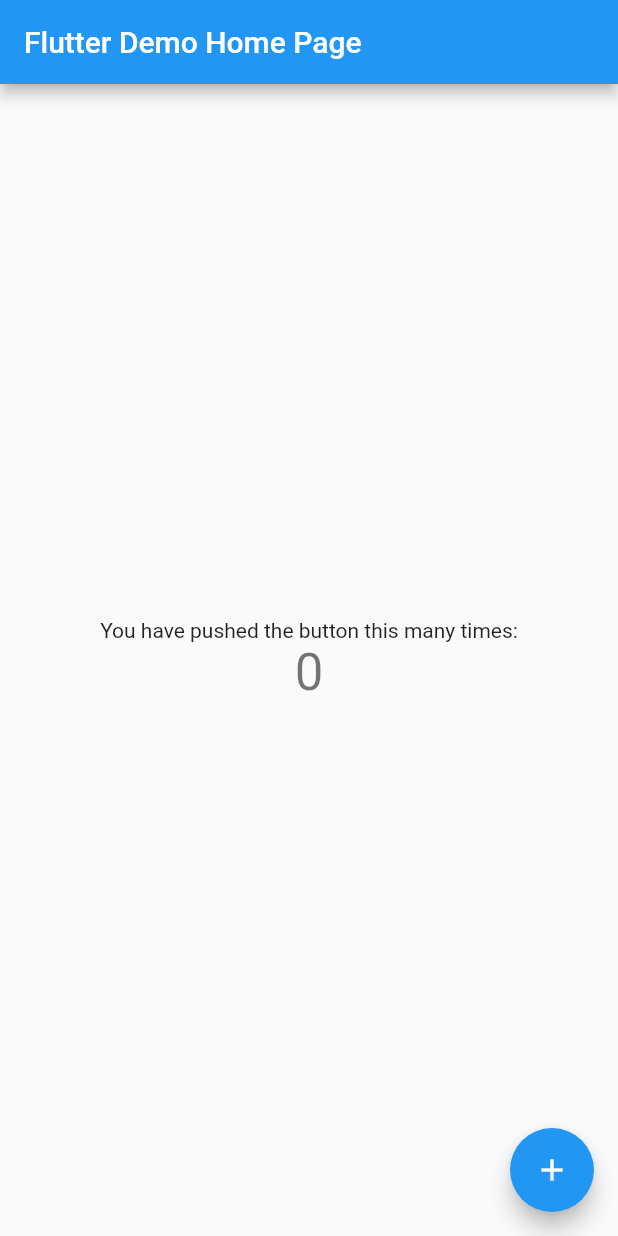
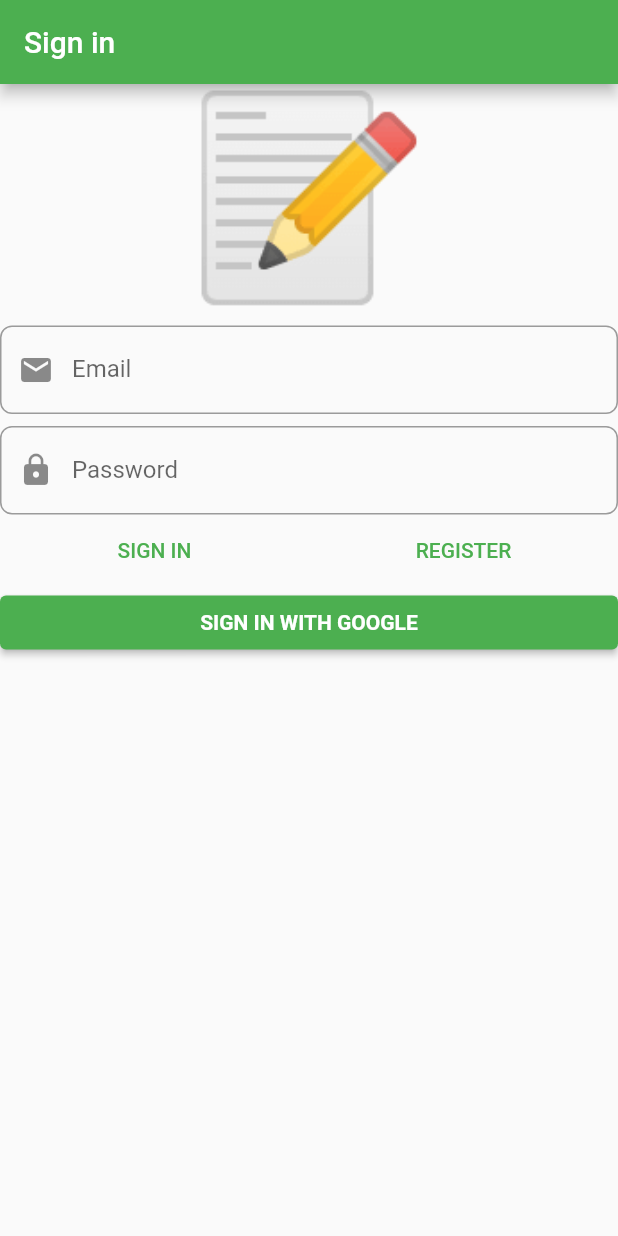
Before and after one commit to aliwaseem27/notes_ddd, a Flutter app: the screen it shows after launch, on a phone screen of 412 x 824 dp. Run offline on Flutter 3.47's test engine with Material 2 defaults, Android fonts, the phone set to English and light mode, and no system bars; our stand-ins replace bloc, dartz, firebase_auth, firebase_core, flutter_bloc, freezed_annotation and 3 more; accounts and stored records are empty.

Commit message:
add: sign in page

```diff
--- a/lib/main.dart
+++ b/lib/main.dart
@@ -1,119 +1,13 @@
+import 'package:firebase_core/firebase_core.dart';
 import 'package:flutter/material.dart';
 import 'package:injectable/injectable.dart';
 
 import 'package:notes_ddd/injection.dart';
+import 'package:notes_ddd/presentation/core/app_widget.dart';
 
-void main() {
+Future<void> main() async {
+  WidgetsFlutterBinding.ensureInitialized();
+  await Firebase.initializeApp();
   configureInjectable(Environment.prod);
-  runApp(const MyApp());
+  runApp(const AppWidget());
 }
-
-class MyApp extends StatelessWidget {
-  const MyApp({super.key});
-
-  // This widget is the root of your application.
-  @override
-  Widget build(BuildContext context) {
-    return MaterialApp(
-      title: 'Flutter Demo',
-      theme: ThemeData(
-        // This is the theme of your application.
-        //
-        // Try running your application with "flutter run". You'll see the
-        // application has a blue toolbar. Then, without quitting the app, try
-        // changing the primarySwatch below to Colors.green and then invoke
-        // "hot reload" (press "r" in the console where you ran "flutter run",
-        // or simply save your changes to "hot reload" in a Flutter IDE).
-        // Notice that the counter didn't reset back to zero; the application
-        // is not restarted.
-        primarySwatch: Colors.blue,
-      ),
-      home: const MyHomePage(title: 'Flutter Demo Home Page'),
-    );
-  }
-}
-
-class MyHomePage extends StatefulWidget {
-  const MyHomePage({super.key, required this.title});
-
-  // This widget is the home page of your application. It is stateful, meaning
-  // that it has a State object (defined below) that contains fields that affect
-  // how it looks.
-
-  // This class is the configuration for the state. It holds the values (in this
-  // case the title) provided by the parent (in this case the App widget) and
-  // used by the build method of the State. Fields in a Widget subclass are
-  // always marked "final".
-
-  final String title;
-
-  @override
-  State<MyHomePage> createState() => _MyHomePageState();
-}
-
-class _MyHomePageState extends State<MyHomePage> {
-  int _counter = 0;
-
-  void _incrementCounter() {
-    setState(() {
-      // This call to setState tells the Flutter framework that something has
-      // changed in this State, which causes it to rerun the build method below
-      // so that the display can reflect the updated values. If we changed
-      // _counter without calling setState(), then the build method would not be
-      // called again, and so nothing would appear to happen.
-      _counter++;
-    });
-  }
-
-  @override
-  Widget build(BuildContext context) {
-    // This method is rerun every time setState is called, for instance as done
-    // by the _incrementCounter method above.
-    //
-    // The Flutter framework has been optimized to make rerunning build methods
-    // fast, so that you can just rebuild anything that needs updating rather
-    // than having to individually change instances of widgets.
-    return Scaffold(
-      appBar: AppBar(
-        // Here we take the value from the MyHomePage object that was created by
-        // the App.build method, and use it to set our appbar title.
-        title: Text(widget.title),
-      ),
-      body: Center(
-        // Center is a layout widget. It takes a single child and positions it
-        // in the middle of the parent.
-        child: Column(
-          // Column is also a layout widget. It takes a list of children and
-          // arranges them vertically. By default, it sizes itself to fit its
-          // children horizontally, and tries to be as tall as its parent.
-          //
-          // Invoke "debug painting" (press "p" in the console, choose the
-          // "Toggle Debug Paint" action from the Flutter Inspector in Android
-          // Studio, or the "Toggle Debug Paint" command in Visual Studio Code)
-          // to see the wireframe for each widget.
-          //
-          // Column has various properties to control how it sizes itself and
-          // how it positions its children. Here we use mainAxisAlignment to
-          // center the children vertically; the main axis here is the vertical
-          // axis because Columns are vertical (the cross axis would be
-          // horizontal).
-          mainAxisAlignment: MainAxisAlignment.center,
-          children: <Widget>[
-            const Text(
-              'You have pushed the button this many times:',
-            ),
-            Text(
-              '$_counter',
-              style: Theme.of(context).textTheme.headlineMedium,
-            ),
-          ],
-        ),
-      ),
-      floatingActionButton: FloatingActionButton(
-        onPressed: _incrementCounter,
-        tooltip: 'Increment',
-        child: const Icon(Icons.add),
-      ), // This trailing comma makes auto-formatting nicer for build methods.
-    );
-  }
-}
--- /dev/null
+++ b/lib/presentation/core/app_widget.dart
@@ -0,0 +1,24 @@
+import 'package:flutter/material.dart';
+import 'package:notes_ddd/application/auth/sign_in_form/sign_in_form_bloc.dart';
+import 'package:notes_ddd/presentation/sign_in/sign_in_page.dart';
+import 'package:flutter_bloc/flutter_bloc.dart';
+
+class AppWidget extends StatelessWidget {
+  const AppWidget({super.key});
+
+  // This widget is the root of your application.
+  @override
+  Widget build(BuildContext context) {
+    return MaterialApp(
+      title: 'Notes',
+      theme: ThemeData(
+        primarySwatch: Colors.green,
+      ).copyWith(
+        inputDecorationTheme:  InputDecorationTheme(
+          border: OutlineInputBorder(borderRadius: BorderRadius.circular(8))
+        ),
+      ),
+      home: SignInPage(),
+    );
+  }
+}
--- /dev/null
+++ b/lib/presentation/sign_in/sign_in_page.dart
@@ -0,0 +1,22 @@
+import 'package:flutter/material.dart';
+import 'package:flutter_bloc/flutter_bloc.dart';
+import 'package:notes_ddd/application/auth/sign_in_form/sign_in_form_bloc.dart';
+import 'package:notes_ddd/injection.dart';
+import 'package:notes_ddd/presentation/sign_in/widgets/sign_in_form.dart';
+
+class SignInPage extends StatelessWidget {
+  const SignInPage({Key? key}) : super(key: key);
+
+  @override
+  Widget build(BuildContext context) {
+    return Scaffold(
+      appBar: AppBar(
+        title: const Text("Sign in"),
+      ),
+      body: BlocProvider<SignInFormBloc>(
+        create: (context) => getIt<SignInFormBloc>(),
+        child: SignInForm(),
+      ),
+    );
+  }
+}
--- /dev/null
+++ b/lib/presentation/sign_in/widgets/sign_in_form.dart
@@ -0,0 +1,67 @@
+import 'package:flutter/material.dart';
+import 'package:flutter_bloc/flutter_bloc.dart';
+import 'package:notes_ddd/application/auth/sign_in_form/sign_in_form_bloc.dart';
+
+class SignInForm extends StatelessWidget {
+  const SignInForm({Key? key}) : super(key: key);
+
+  @override
+  Widget build(BuildContext context) {
+    return BlocConsumer<SignInFormBloc, SignInFormState>(
+      listener: (context, state) {},
+      builder: (context, state) {
+        return Form(
+          child: ListView(
+            children: [
+              const Text(
+                "📝",
+                textAlign: TextAlign.center,
+                style: TextStyle(fontSize: 130),
+              ),
+              const SizedBox(height: 8),
+              TextFormField(
+                decoration: const InputDecoration(
+                  prefixIcon: Icon(Icons.email),
+                  labelText: "Email",
+                ),
+                autocorrect: false,
+              ),
+              const SizedBox(height: 8),
+              TextFormField(
+                decoration: const InputDecoration(
+                  prefixIcon: Icon(Icons.lock),
+                  labelText: "Password",
+                ),
+                autocorrect: false,
+                obscureText: true,
+              ),
+              Row(
+                children: [
+                  Expanded(
+                    child: TextButton(
+                      onPressed: () {},
+                      child: const Text("SIGN IN"),
+                    ),
+                  ),
+                  Expanded(
+                    child: TextButton(
+                      onPressed: () {},
+                      child: const Text("REGISTER"),
+                    ),
+                  ),
+                ],
+              ),
+              ElevatedButton(
+                onPressed: () {},
+                child: const Text(
+                  "SIGN IN WITH GOOGLE",
+                  style: TextStyle(fontWeight: FontWeight.bold),
+                ),
+              )
+            ],
+          ),
+        );
+      },
+    );
+  }
+}
```
Also changed, not shown: 1 other file.
